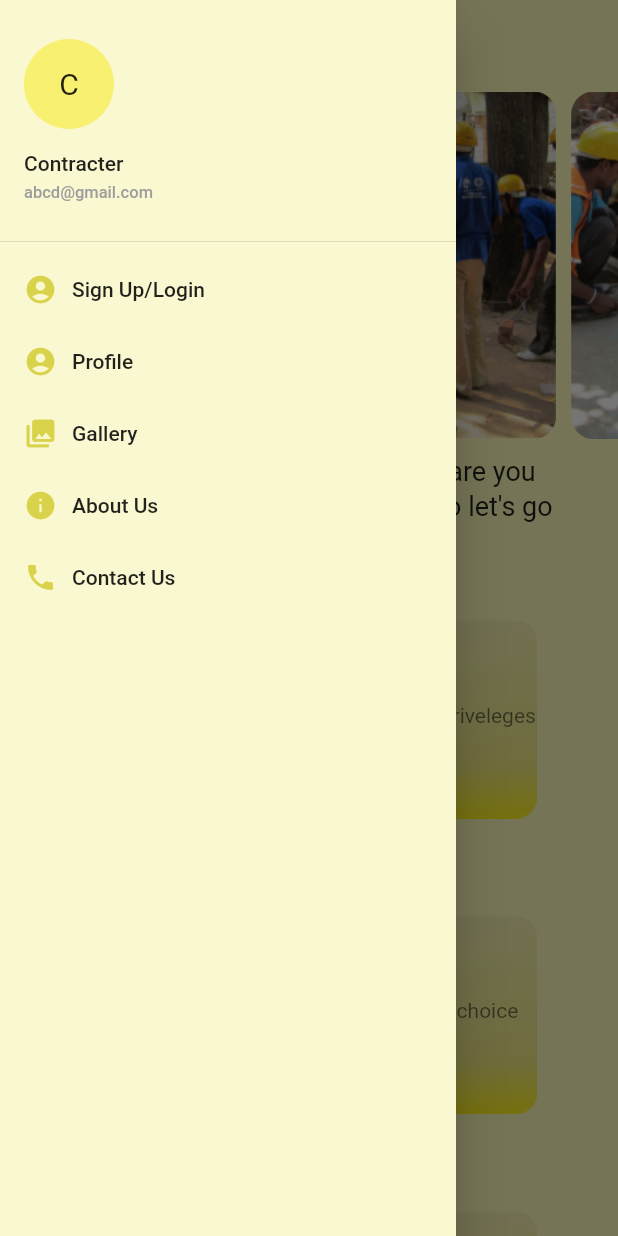
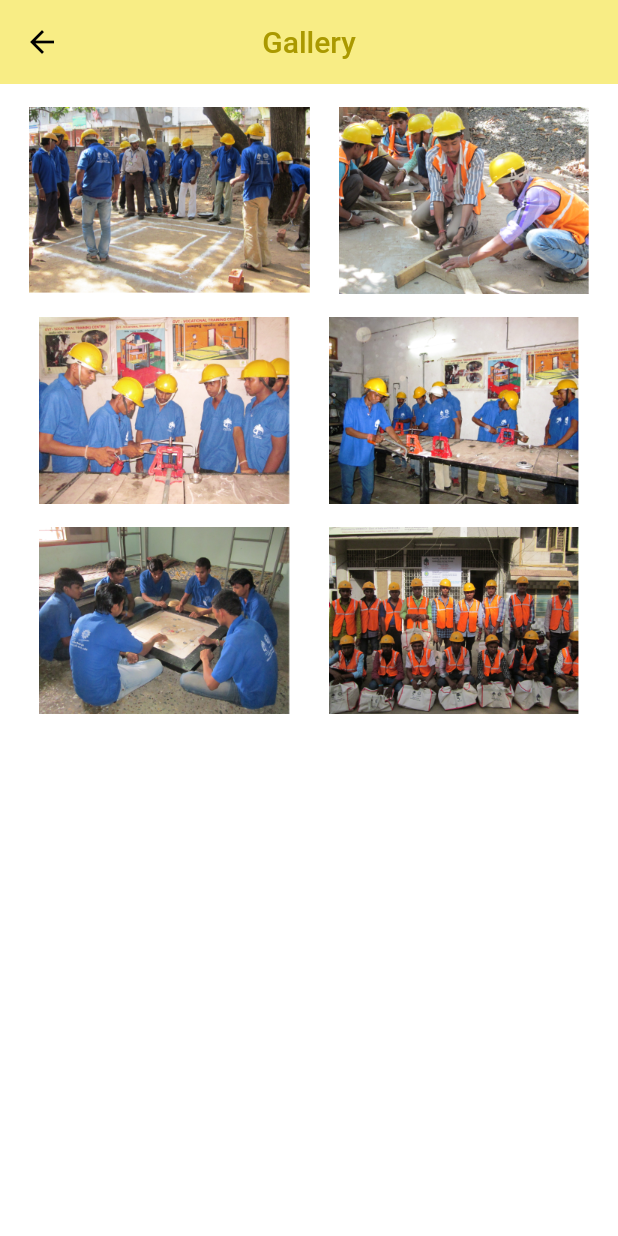
Before and after one commit to ronak197/GVT-Dahod, a Flutter app: the screen it shows after launch, in the side drawer, after a tap on "Gallery", on a phone screen of 412 x 824 dp. Run offline on Flutter 3.47's test engine with Material 2 defaults, Android fonts, the phone set to English and light mode, and no system bars; drawn by our look-alikes of carousel_slider.

Commit message:
Gallery Completed

```diff
--- a/lib/gallery.dart
+++ b/lib/gallery.dart
@@ -0,0 +1,65 @@
+import 'package:flutter/material.dart';
+
+class GalleryClass extends StatelessWidget {
+  @override
+  Widget build(BuildContext context) {
+    return new Scaffold(
+        backgroundColor: Colors.white,
+        appBar: AppBar(
+          backgroundColor: Color(0xffF8ED85),
+          title: Text('Gallery', style: TextStyle(color: Color(0xffAA9900)),),
+          elevation: 0.0,
+          centerTitle: true,
+        ),
+        body: Table(
+          children: [
+            TableRow(children: [
+              TableCell(
+                child: Row(
+                  mainAxisAlignment: MainAxisAlignment.spaceEvenly,
+                  children: <Widget>[
+                    Container(
+                      padding: EdgeInsets.only(top: 15.0),
+                      child: Image.asset('assets/image1.png',scale: 2, fit: BoxFit.fill,)),
+                    Container(
+                      padding: EdgeInsets.only(top: 15.0),
+                      child: Image.asset('assets/image2.png',scale: 2, fit: BoxFit.fill,))
+                  ],
+                ),
+              ),
+            ]),
+            TableRow(children: [
+              TableCell(
+                child: Row(
+                  mainAxisAlignment: MainAxisAlignment.spaceEvenly,
+                  children: <Widget>[
+                    Container(
+                      padding: EdgeInsets.only(top: 15.0),
+                      child: Image.asset('assets/image3.png',scale: 2, fit: BoxFit.fill,)),
+                    Container(
+                      padding: EdgeInsets.only(top: 15.0),
+                      child: Image.asset('assets/image4.png',scale: 2, fit: BoxFit.fill,))
+                  ],
+                ),
+              ),
+            ]),
+            TableRow(children: [
+              TableCell(
+                child: Row(
+                  mainAxisAlignment: MainAxisAlignment.spaceEvenly,
+                  children: <Widget>[
+                    Container(
+                      padding: EdgeInsets.only(top: 15.0),
+                      child: Image.asset('assets/image5.png',scale: 2, fit: BoxFit.fill,)),
+                    Container(
+                      padding: EdgeInsets.only(top: 15.0),
+                      child: Image.asset('assets/image6.png',scale: 2, fit: BoxFit.fill,))
+                  ],
+                ),
+              ),
+            ]),
+          ],
+        )
+    );
+  }
+}
--- a/lib/main.dart
+++ b/lib/main.dart
@@ -5,6 +5,7 @@ import 'select_work.dart';
 import 'loginpage.dart';
 import 'profilepage.dart';
 import 'nominee_list.dart';
+import 'gallery.dart';
 
 void main() => runApp(MyApp());
 
@@ -109,7 +110,11 @@ class _HomePageState extends State<HomePage> {
                 ),
                 Container(
                   child: FlatButton(
-                    onPressed:() {},
+                    onPressed:() {
+                      Navigator.push(context, MaterialPageRoute(
+                        builder: (context) =>new GalleryClass()
+                        ));
+                    },
                     child: Row(
                       children: <Widget>[
                         Icon(Icons.photo_library, color: Color(0xffD9D24B), size: 22.0,),
```
